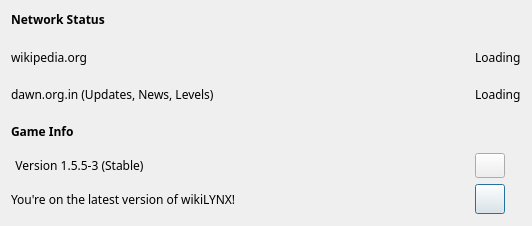
The window that wikiLYNX/ui/statusoverview.ui (flamboyantpenguin/wikilynx) describes before a commit, drawn with Qt 5.
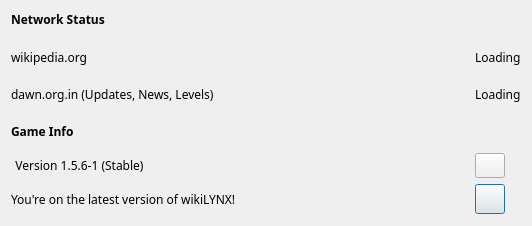
The same window after the commit. Icons and pictures are not drawn.

Patch:
```diff
--- a/wikiLYNX/ui/statusoverview.ui
+++ b/wikiLYNX/ui/statusoverview.ui
@@ -338,7 +338,7 @@
         </sizepolicy>
        </property>
        <property name="text">
-        <string>Version 1.5.5-3 (Stable)</string>
+        <string>Version 1.5.6-1 (Stable)</string>
        </property>
        <property name="flat">
         <bool>true</bool>
```
